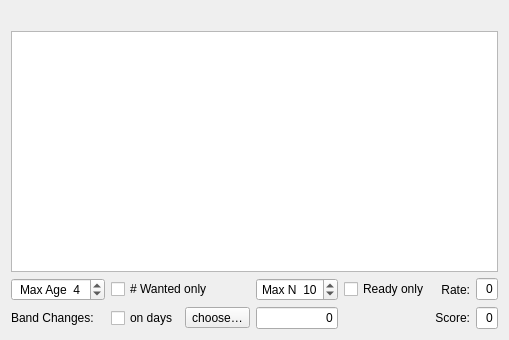
Above: widgets/activeStations.ui from WSJTX/wsjtx before the change. Below: the same form after it.
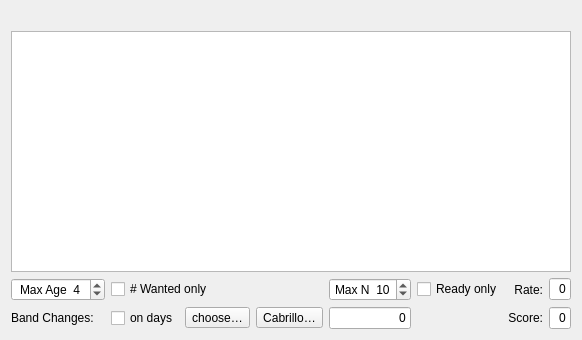
That is the form after the change.

Commit message: feat(q65): Cabrillo log for the ARRL EME contest from the ADIF log

What changed in the file:
```diff
--- a/widgets/activeStations.ui
+++ b/widgets/activeStations.ui
@@ -215,6 +215,16 @@
            </property>
           </widget>
          </item>
+         <item>
+          <widget class="QToolButton" name="pbCabrillo">
+           <property name="toolTip">
+            <string>&lt;html&gt;&lt;head/&gt;&lt;body&gt;&lt;p&gt;Make a Cabrillo log for the ARRL EME contest from the ADIF log: the QSOs on the chosen days, with both grid squares on every line.&lt;/p&gt;&lt;/body&gt;&lt;/html&gt;</string>
+           </property>
+           <property name="text">
+            <string>Cabrillo…</string>
+           </property>
+          </widget>
+         </item>
         </layout>
        </item>
       </layout>
```
The commit also changes 15 other files.
